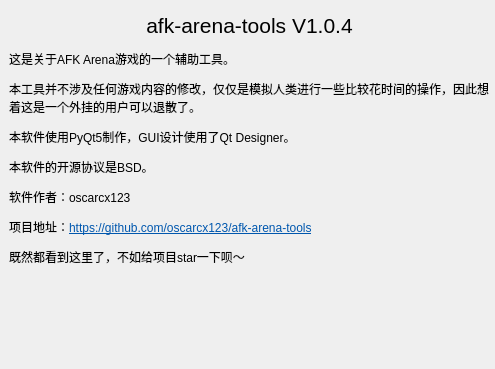
This is about_gui.ui in oscarcx123/afk-arena-tools as Qt 5 draws it before an edit. The edited form follows.
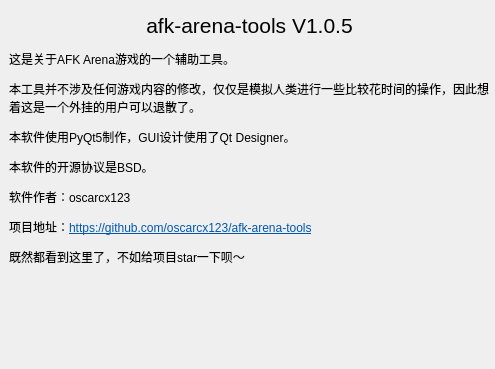
This is the edited form.

Patch:
```diff
--- a/about_gui.ui
+++ b/about_gui.ui
@@ -28,7 +28,7 @@
     </font>
    </property>
    <property name="text">
-    <string>afk-arena-tools V1.0.4</string>
+    <string>afk-arena-tools V1.0.5</string>
    </property>
    <property name="alignment">
     <set>Qt::AlignCenter</set>
```
